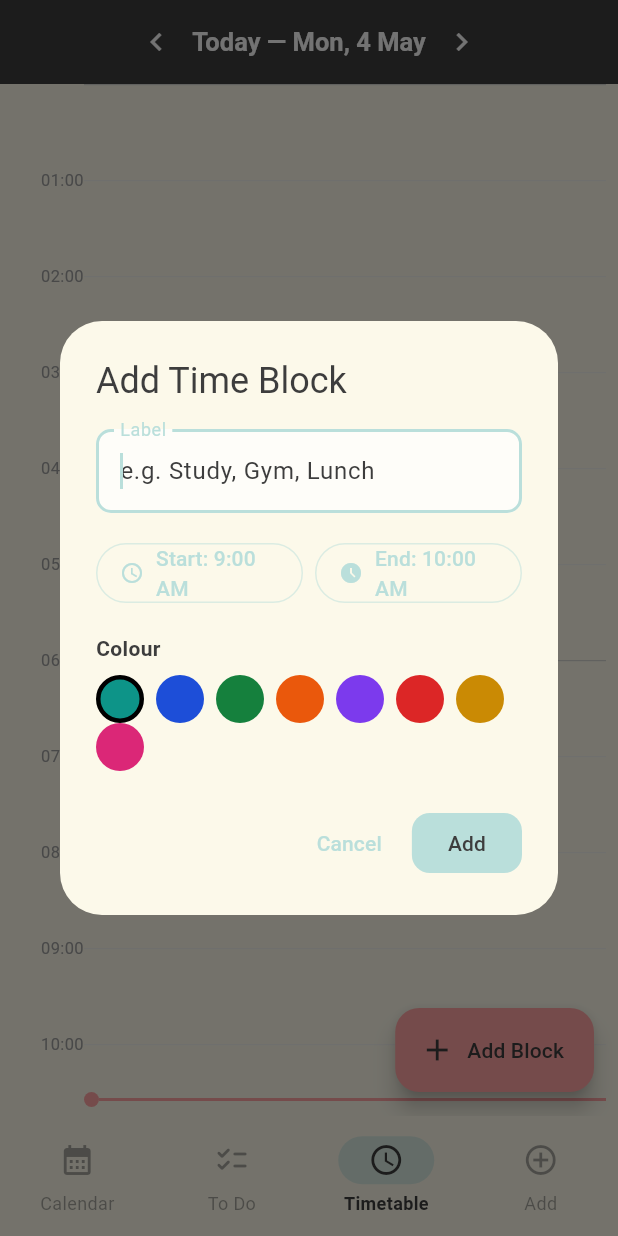
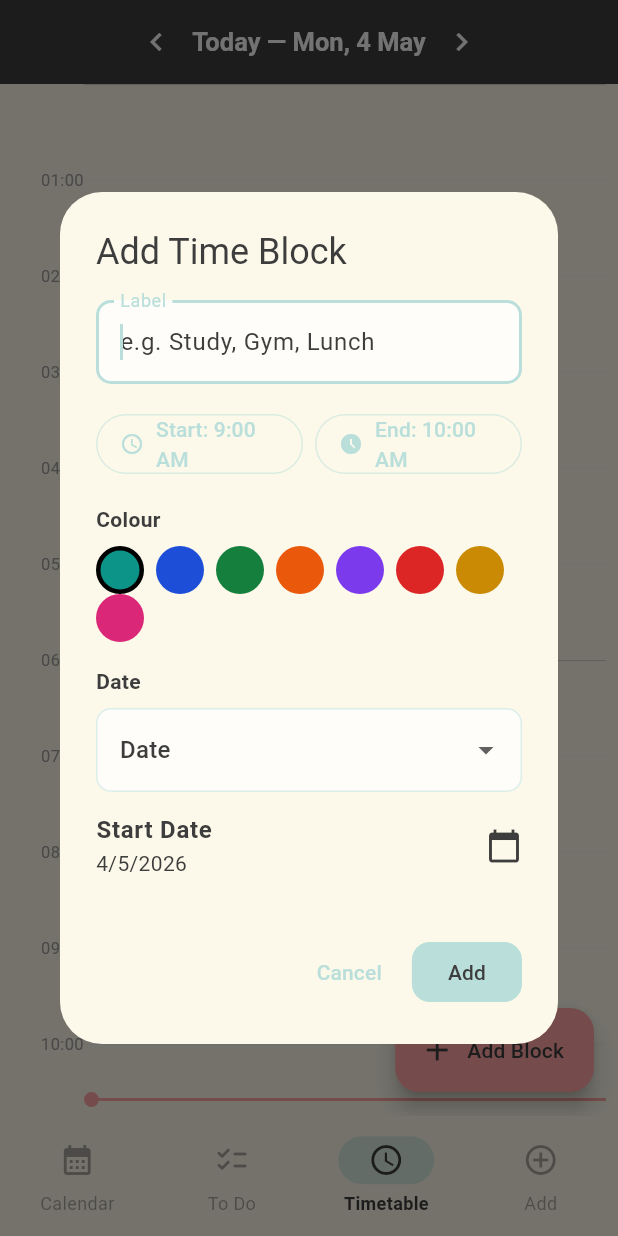
Before and after one commit to Nishhhtha/mydiary, a Flutter app: the screen it shows after launch, item 3 of the bottom bar chosen, after a tap on "Add Block", on a phone screen of 412 x 824 dp. Run offline on Flutter 3.47's test engine with Material 3 defaults, Android fonts, the phone set to English and light mode, and no system bars; our stand-ins replace flutter_riverpod, table_calendar; missing offline and left inert: idb_shim.

Commit message:
Calendar date selection added

```diff
--- a/lib/models/task.dart
+++ b/lib/models/task.dart
@@ -1,4 +1,4 @@
-enum DateRule { specificDate, everyday, deadline, specificDays }
+enum DateRule { specificDate, everyday, deadline, specificDays, specificDatePeriod }
 enum MetricType { boolean, numeric }
 
 class Task {
--- a/lib/models/time_block.dart
+++ b/lib/models/time_block.dart
@@ -1,18 +1,28 @@
+import 'task.dart';
+
 class TimeBlock {
   final String uuid;
   final String label;
-  final String date;
   final int startMinute;
   final int endMinute;
   final String colorHex;
+  final DateRule dateRule;
+  final DateTime startDate;
+  final DateTime? endDate;
+  final List<int> specificDays;
 
   TimeBlock({
-    required this.uuid, required this.label,
-    required this.date, required this.startMinute,
-    required this.endMinute, required this.colorHex,
+    required this.uuid,
+    required this.label,
+    required this.startMinute,
+    required this.endMinute,
+    required this.colorHex,
+    required this.dateRule,
+    required this.startDate,
+    this.endDate,
+    this.specificDays = const [],
   });
 
-  // These getters are identical to your current time_block.dart
   String get startLabel => _toTime(startMinute);
   String get endLabel   => _toTime(endMinute);
   int get durationMinutes => endMinute - startMinute;
@@ -26,17 +36,43 @@ class TimeBlock {
   }
 
   Map<String, dynamic> toMap() => {
-    'uuid': uuid, 'label': label, 'date': date,
-    'startMinute': startMinute, 'endMinute': endMinute,
+    'uuid': uuid,
+    'label': label,
+    'startMinute': startMinute,
+    'endMinute': endMinute,
     'colorHex': colorHex,
+    'dateRule': dateRule.name,
+    'startDate': startDate.toIso8601String(),
+    'endDate': endDate?.toIso8601String(),
+    'specificDays': specificDays,
   };
 
-  factory TimeBlock.fromMap(Map<dynamic, dynamic> m) => TimeBlock(
+  factory TimeBlock.fromMap(Map<dynamic, dynamic> m) {
+    final dateStr = m['date'] as String?;
+    DateTime start;
+    DateRule rule;
+
+    if (m.containsKey('dateRule')) {
+      rule = DateRule.values.byName(m['dateRule'] as String);
+      start = DateTime.parse(m['startDate'] as String);
+    } else if (dateStr != null) {
+      rule = DateRule.specificDate;
+      start = DateTime.parse(dateStr);
+    } else {
+      rule = DateRule.specificDate;
+      start = DateTime.now();
+    }
+
+    return TimeBlock(
       uuid:        m['uuid'] as String,
       label:       m['label'] as String,
-    date:        m['date'] as String,
       startMinute: (m['startMinute'] as num).toInt(),
       endMinute:   (m['endMinute'] as num).toInt(),
       colorHex:    m['colorHex'] as String,
+      dateRule:    rule,
+      startDate:   start,
+      endDate:     m['endDate'] != null ? DateTime.parse(m['endDate'] as String) : null,
+      specificDays:(m['specificDays'] as List?)?.cast<int>() ?? [],
     );
   }
+}
--- a/lib/screens/add_task_screen.dart
+++ b/lib/screens/add_task_screen.dart
@@ -212,6 +212,7 @@ class _AddTaskScreenState extends ConsumerState<AddTaskScreen> {
                   DropdownMenuItem(value: DateRule.everyday,     child: Text('Every day')),
                   DropdownMenuItem(value: DateRule.specificDate, child: Text('Date')),
                   DropdownMenuItem(value: DateRule.deadline,     child: Text('Deadline')),
+                  DropdownMenuItem(value: DateRule.specificDatePeriod, child: Text('Time Period')),
                   DropdownMenuItem(value: DateRule.specificDays, child: Text('Repeat')),
                 ],
                 onChanged: (v) => setState(() {
@@ -221,11 +222,14 @@ class _AddTaskScreenState extends ConsumerState<AddTaskScreen> {
                   }
                 }),
               ),
-              if (_dateRule == DateRule.specificDate || _dateRule == DateRule.deadline)
+              if (_dateRule == DateRule.specificDate || _dateRule == DateRule.deadline || _dateRule == DateRule.specificDatePeriod)
                 _datePicker('Start Date', _startDate,
                     (d) => setState(() => _startDate = d)),
               if (_dateRule == DateRule.deadline)
                 _datePicker('Due Date (Deadline)', _endDate,
+                    (d) => setState(() => _endDate = d)),
+              if (_dateRule == DateRule.specificDatePeriod)
+                _datePicker('End Date', _endDate,
                     (d) => setState(() => _endDate = d)),
 
               if (_dateRule == DateRule.specificDays) ...[
--- a/lib/screens/timetable_screen.dart
+++ b/lib/screens/timetable_screen.dart
@@ -1,6 +1,7 @@
 import 'package:flutter/material.dart';
 import 'package:uuid/uuid.dart';
 import '../models/time_block.dart';
+import '../models/task.dart';
 import '../web_storage_service.dart';
 
 const _uuid = Uuid();
@@ -236,6 +237,11 @@ class _TimetableScreenState extends State<TimetableScreen> {
     TimeOfDay start = const TimeOfDay(hour: 9, minute: 0);
     TimeOfDay end   = const TimeOfDay(hour: 10, minute: 0);
     Color selectedColor = const Color(0xFF0D9488);
+    DateRule dateRule = DateRule.specificDate;
+    DateTime startDate = _viewDate;
+    DateTime? endDate;
+    final Set<int> selectedDays = {};
+    const List<String> dayNames = ['Mon', 'Tue', 'Wed', 'Thu', 'Fri', 'Sat', 'Sun'];
 
     final colors = [
       const Color(0xFF0D9488),
@@ -305,6 +311,70 @@ class _TimetableScreenState extends State<TimetableScreen> {
                     ),
                   ),
                 )).toList()),
+                const SizedBox(height: 16),
+                const Text('Date', style: TextStyle(fontWeight: FontWeight.bold)),
+                const SizedBox(height: 8),
+                DropdownButtonFormField<DateRule>(
+                  value: dateRule,
+                  decoration: const InputDecoration(border: OutlineInputBorder()),
+                  items: const [
+                    DropdownMenuItem(value: DateRule.everyday,     child: Text('Every day')),
+                    DropdownMenuItem(value: DateRule.specificDate, child: Text('Date')),
+                    DropdownMenuItem(value: DateRule.specificDatePeriod, child: Text('Time Period')),
+                    DropdownMenuItem(value: DateRule.specificDays, child: Text('Repeat')),
+                  ],
+                  onChanged: (v) => setD(() {
+                    dateRule = v!;
+                    if (v == DateRule.specificDays) selectedDays.clear();
+                  }),
+                ),
+                if (dateRule == DateRule.specificDate || dateRule == DateRule.specificDatePeriod)
+                  ListTile(
+                    contentPadding: EdgeInsets.zero,
+                    title: const Text('Start Date', style: TextStyle(fontWeight: FontWeight.bold)),
+                    subtitle: Text('${startDate.day}/${startDate.month}/${startDate.year}'),
+                    trailing: const Icon(Icons.calendar_today),
+                    onTap: () async {
+                      final picked = await showDatePicker(
+                        context: ctx, initialDate: startDate,
+                        firstDate: DateTime(2024), lastDate: DateTime(2030),
+                      );
+                      if (picked != null) setD(() => startDate = picked);
+                    },
+                  ),
+                if (dateRule == DateRule.specificDatePeriod)
+                  ListTile(
+                    contentPadding: EdgeInsets.zero,
+                    title: const Text('End Date', style: TextStyle(fontWeight: FontWeight.bold)),
+                    subtitle: Text(endDate != null ? '${endDate!.day}/${endDate!.month}/${endDate!.year}' : 'Select an end date'),
+                    trailing: const Icon(Icons.calendar_today),
+                    onTap: () async {
+                      final picked = await showDatePicker(
+                        context: ctx, initialDate: endDate ?? startDate,
+                        firstDate: DateTime(2024), lastDate: DateTime(2030),
+                      );
+                      if (picked != null) setD(() => endDate = picked);
+                    },
+                  ),
+                if (dateRule == DateRule.specificDays) ...[
+                  const SizedBox(height: 8),
+                  const Text('Select Days', style: TextStyle(fontWeight: FontWeight.bold)),
+                  Wrap(
+                    spacing: 8, runSpacing: 8,
+                    children: List.generate(7, (index) {
+                      final dayNum = index + 1;
+                      final isSelected = selectedDays.contains(dayNum);
+                      return FilterChip(
+                        label: Text(dayNames[index]),
+                        selected: isSelected,
+                        onSelected: (s) => setD(() {
+                          if (s) selectedDays.add(dayNum);
+                          else selectedDays.remove(dayNum);
+                        }),
+                      );
+                    }),
+                  ),
+                ],
               ],
             ),
           ),
@@ -326,11 +396,14 @@ class _TimetableScreenState extends State<TimetableScreen> {
                 final block = TimeBlock(
                   uuid:        _uuid.v4(),
                   label:       labelCtrl.text.trim(),
-                date:        _ds(_viewDate),
                   startMinute: startMin,
                   endMinute:   endMin,
                   colorHex:    selectedColor.value
                       .toRadixString(16).padLeft(8,'0').toUpperCase(),
+                  dateRule:    dateRule,
+                  startDate:   startDate,
+                  endDate:     endDate,
+                  specificDays:selectedDays.toList(),
                 );
                 await WebStorageService.saveTimeBlock(block);
 
--- a/lib/web_storage_service.dart
+++ b/lib/web_storage_service.dart
@@ -120,13 +120,33 @@ class WebStorageService {
     await txn.completed;
   }
 
-  static Future<List<TimeBlock>> getBlocksForDate(String date) async {
+  static bool _blockAppearsOn(TimeBlock block, DateTime date) {
+    final today = DateTime(date.year, date.month, date.day);
+    final start = DateTime(block.startDate.year, block.startDate.month, block.startDate.day);
+    switch (block.dateRule) {
+      case DateRule.everyday: return true;
+      case DateRule.specificDate: return start == today;
+      case DateRule.deadline:
+        if (block.endDate == null) return false;
+        final end = DateTime(block.endDate!.year, block.endDate!.month, block.endDate!.day);
+        return !today.isBefore(start) && !today.isAfter(end);
+      case DateRule.specificDays:
+        return block.specificDays.contains(date.weekday);
+      case DateRule.specificDatePeriod:
+        if (block.endDate == null) return false;
+        final end = DateTime(block.endDate!.year, block.endDate!.month, block.endDate!.day);
+        return !today.isBefore(start) && !today.isAfter(end);
+    }
+  }
+
+  static Future<List<TimeBlock>> getBlocksForDate(String dateStr) async {
+    final date = DateTime.parse(dateStr);
     final txn  = db.transaction(_blocks, idbModeReadOnly);
     final recs = await txn.objectStore(_blocks).getAll();
     await txn.completed;
     final blocks = recs
         .map((r) => TimeBlock.fromMap(r as Map))
-        .where((b) => b.date == date)
+        .where((b) => _blockAppearsOn(b, date))
         .toList();
     blocks.sort((a, b) => a.startMinute.compareTo(b.startMinute));
     return blocks;
```
Also changed, not shown: lib/providers/task_provider.dart (+26 -4 lines), lib/screens/todo_screen.dart (+14 -4 lines), 3 other files. Lines whose indentation alone changed are shown as unchanged.
